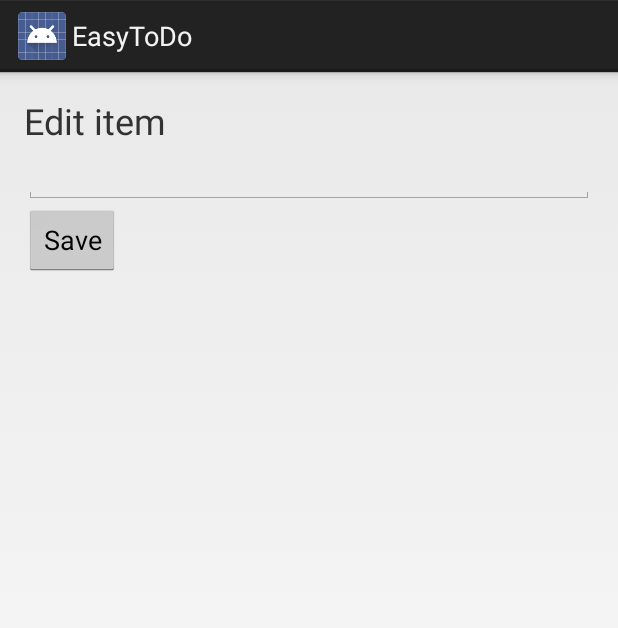
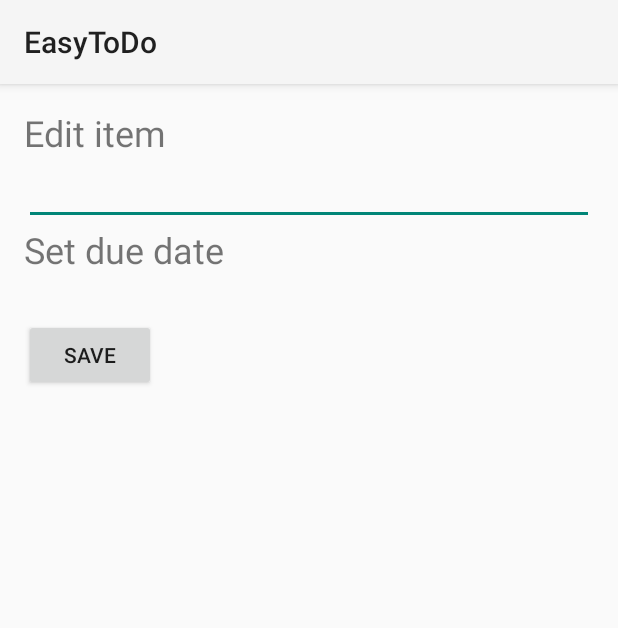
Before and after one commit to bkuzio/todo-app, an Android app: the EditItemActivity screen opened directly, with no data from a screen before it, on a phone screen of 412 x 824 dp. Shown: the top 628 px of the screen. Run offline under Robolectric (Android 15) with nearby library versions, the phone set to English and light mode, and no system bars; 4 statements that could not run were skipped.

Commit message:
Enable editing of due date.

```diff
--- a/app/build.gradle
+++ b/app/build.gradle
@@ -23,6 +23,7 @@ dependencies {
     compile fileTree(dir: 'libs', include: ['*.jar'])
     compile 'commons-io:commons-io:2.4'
     compile 'com.github.satyan:sugar:1.5'
+    compile 'com.android.support:appcompat-v7:25.1.1'
     androidTestCompile('com.android.support.test.espresso:espresso-core:2.2.2', {
         exclude group: 'com.android.support', module: 'support-annotations'
     })
--- a/app/src/main/java/com/codepath/simpletodo/TodoItemAdapter.java
+++ b/app/src/main/java/com/codepath/simpletodo/TodoItemAdapter.java
@@ -57,7 +57,7 @@ public class TodoItemAdapter extends ArrayAdapter<TodoItem> {
         viewHolder.done.setChecked(todoItem.isDone());
         Date dueDate = todoItem.getDueDate();
         if (dueDate != null) {
-            viewHolder.dueDate.setText(SimpleDateFormat.getDateTimeInstance().format(dueDate));
+            viewHolder.dueDate.setText(SimpleDateFormat.getDateInstance().format(dueDate));
         }
         // Return the completed view to render on screen
         return convertView;
--- a/app/src/main/res/layout/activity_edit_item.xml
+++ b/app/src/main/res/layout/activity_edit_item.xml
@@ -33,13 +33,29 @@
         android:layout_alignParentRight="true"
         android:layout_alignParentEnd="true" />
 
+    <TextView
+        android:text="Set due date"
+        android:layout_width="wrap_content"
+        android:layout_height="wrap_content"
+        android:layout_below="@+id/etEditItem"
+        android:layout_alignParentLeft="true"
+        android:layout_alignParentStart="true"
+        android:id="@+id/tvDueDate"
+        android:layout_alignParentRight="true"
+        android:layout_alignParentEnd="true"
+        android:textSize="24sp"
+        android:clickable="true"
+        android:onClick="onEditDueDate" />
+
     <Button
         android:text="Save"
         android:onClick="onSave"
         android:layout_width="wrap_content"
         android:layout_height="wrap_content"
         android:id="@+id/btnSaveEdit"
-        android:layout_below="@+id/etEditItem"
+        android:layout_marginTop="30dp"
+        android:layout_below="@+id/tvDueDate"
         android:layout_alignParentLeft="true"
         android:layout_alignParentStart="true" />
+
 </RelativeLayout>
--- a/app/src/main/res/values/styles.xml
+++ b/app/src/main/res/values/styles.xml
@@ -1,7 +1,7 @@
 <resources>
 
     <!-- Base application theme. -->
-    <style name="AppTheme" parent="android:Theme.Holo.Light.DarkActionBar">
+    <style name="AppTheme" parent="Theme.AppCompat.Light">
         <!-- Customize your theme here. -->
     </style>
 
```
Also changed, not shown: app/src/main/java/com/codepath/simpletodo/EditItemActivity.java (+30 -2 lines), 1 other file.
